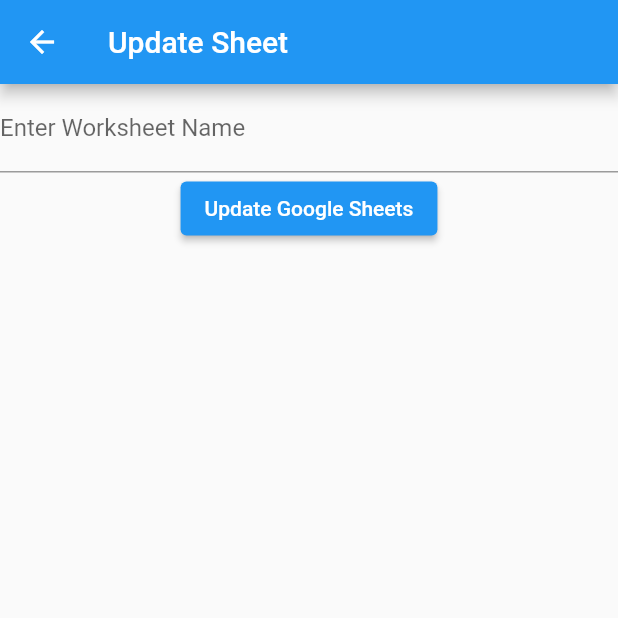
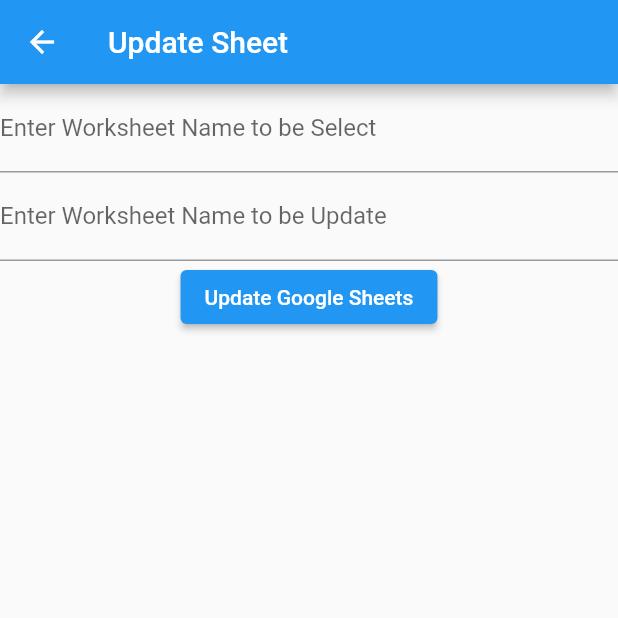
Before and after one commit to HuzaifJaamal/Google-Sheet-Data-Entry, a Flutter app: the screen it shows after launch, after a tap on "Go to Update Worksheet", on a phone screen of 412 x 824 dp, the top half of it. Run offline on Flutter 3.47's test engine with Material 2 defaults, Android fonts, the phone set to English and light mode, and no system bars; missing offline and left inert: gsheets; key blocks and very long unbroken strings in the code were emptied for the run.

Commit message:
Update sheet and Delete Sheet function Afer Select the Sheet.

```diff
--- a/lib/screens/home/home_screen.dart
+++ b/lib/screens/home/home_screen.dart
@@ -39,27 +39,27 @@ class HomeScreen extends StatelessWidget {
               ),
 
 
-              TextField(
-                controller: selectcontroller,
-                decoration: const InputDecoration(
-                  labelText: 'Enter Worksheet Name',
-                ),
-              ),
-              ElevatedButton(
-                onPressed: () async {
-                  String worksheetSelect = selectcontroller.text;
-                  if (worksheetSelect.isNotEmpty) {
-                    await googleSheetsApi.init(worksheetSelect);
-                    ScaffoldMessenger.of(context).showSnackBar(
-                      SnackBar(
-                        content: Text('Worksheet selected: $worksheetSelect'),
-                      ),
-                    );
-                  }
-                  selectcontroller.clear();
-                },
-                child: const Text('Google Sheet Selected'),
-              ),
+              // TextField(
+              //   controller: selectcontroller,
+              //   decoration: const InputDecoration(
+              //     labelText: 'Enter Worksheet Name',
+              //   ),
+              // ),
+              // ElevatedButton(
+              //   onPressed: () async {
+              //     String worksheetSelect = selectcontroller.text;
+              //     if (worksheetSelect.isNotEmpty) {
+              //       await googleSheetsApi.init(worksheetSelect);
+              //       ScaffoldMessenger.of(context).showSnackBar(
+              //         SnackBar(
+              //           content: Text('Worksheet selected: $worksheetSelect'),
+              //         ),
+              //       );
+              //     }
+              //     selectcontroller.clear();
+              //   },
+              //   child: const Text('Google Sheet Selected'),
+              // ),
 
 
 
--- a/lib/screens/update_screen/update_sheet.dart
+++ b/lib/screens/update_screen/update_sheet.dart
@@ -1,10 +1,10 @@
 import 'package:data_entry_app/sheet_home.dart';
-import 'package:data_entry_app/widgets/custom_button.dart';
 import 'package:flutter/material.dart';
 
 class UpdateSheet extends StatelessWidget {
   final GoogleSheetsApi googleSheetsApi;
   final TextEditingController updatecontroller = TextEditingController();
+  final TextEditingController selectcontroller = TextEditingController();
 
   UpdateSheet({super.key, required this.googleSheetsApi});
 
@@ -20,15 +20,23 @@ class UpdateSheet extends StatelessWidget {
         child: Column(
           children: [
             TextField(
+                controller: selectcontroller,
+                decoration: const InputDecoration(
+                  labelText: 'Enter Worksheet Name to be Select',
+                ),
+              ),
+              TextField(
                 controller: updatecontroller,
                 decoration: const InputDecoration(
-                  labelText: 'Enter Worksheet Name',
+                  labelText: 'Enter Worksheet Name to be Update',
                 ),
               ),
-              CustomBotton(
-                buttonText: 'Update Google Sheets',
-                onPressed: () async{
-                  String worksheetCellUpdate = updatecontroller.text;
+              ElevatedButton(
+                onPressed: () async {
+                  String worksheetSelect = selectcontroller.text;
+                  if (worksheetSelect.isNotEmpty) {
+                    await googleSheetsApi.init(worksheetSelect);
+                   String worksheetCellUpdate = updatecontroller.text;
                   if (worksheetCellUpdate.isNotEmpty) {
                     await googleSheetsApi.updateCell(worksheetCellUpdate, 2, 2);
                       ScaffoldMessenger.of(context).showSnackBar(
@@ -37,9 +45,13 @@ class UpdateSheet extends StatelessWidget {
                       ),
                     );
                   }
+                  }
                  updatecontroller.clear();
+                 selectcontroller.clear();
                 },
+                child: const Text('Update Google Sheets'),
               ),
+
           ],
         ),
       )
--- a/lib/sheet_home.dart
+++ b/lib/sheet_home.dart
@@ -1,4 +1,3 @@
-
 import 'package:gsheets/gsheets.dart';
 
 const _credentials = r'''
```
Also changed, not shown: lib/screens/delete_screen/delete_sheet.dart (+24 -7 lines).
